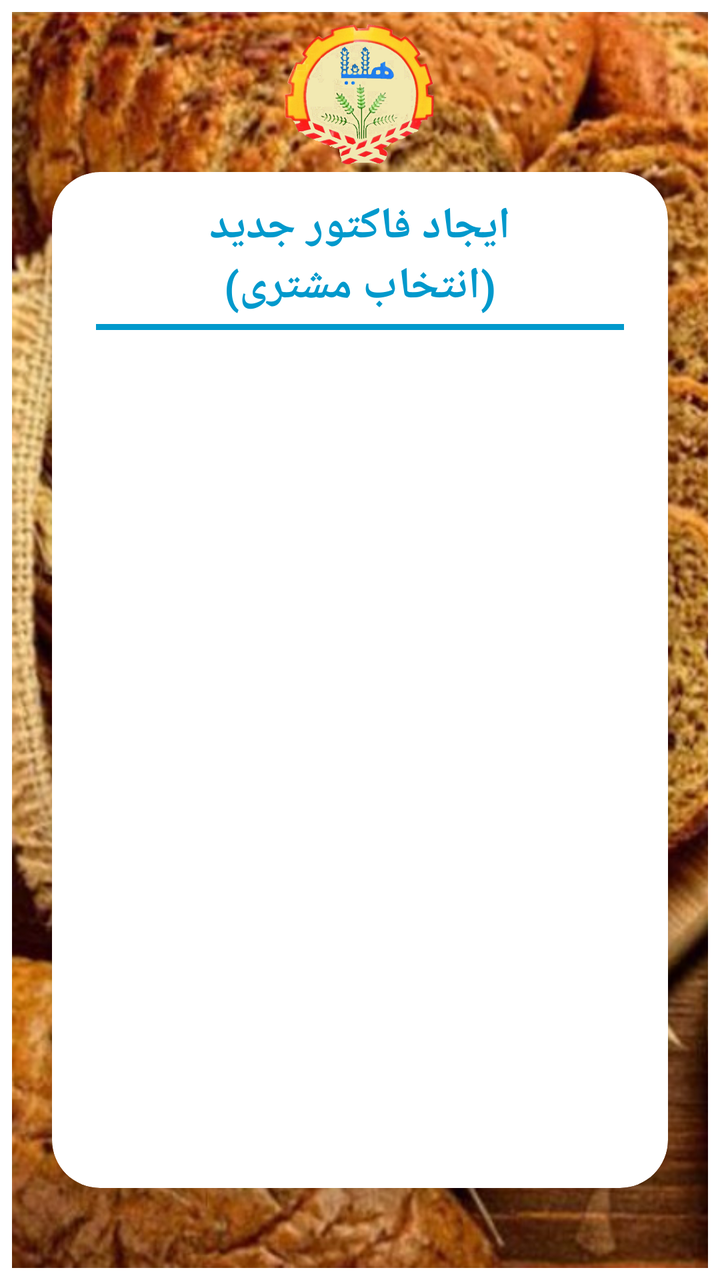
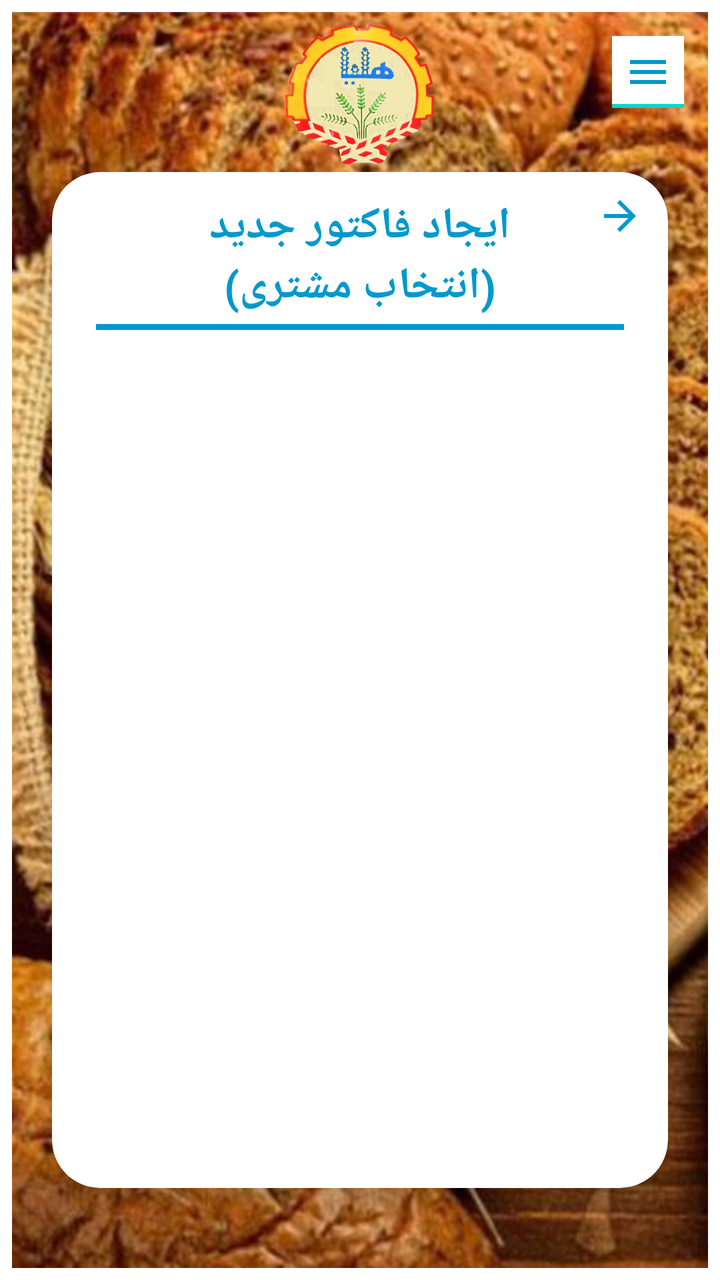

Before-and-after screenshots of an Android layout around one commit, followed by the original layout XML and the change that was made.
<!-- AndroidManifest.xml: application theme Theme.Helia -->
<!-- res/layout/activity_customer.xml -->
<?xml version="1.0" encoding="utf-8"?>
<ScrollView xmlns:android="http://schemas.android.com/apk/res/android"
    xmlns:app="http://schemas.android.com/apk/res-auto"
    xmlns:tools="http://schemas.android.com/tools"
    android:id="@+id/main"
    android:layout_width="match_parent"
    android:layout_height="match_parent"
    android:fillViewport="true">

    <androidx.constraintlayout.widget.ConstraintLayout
        android:layout_width="match_parent"
        android:layout_height="match_parent"
        android:padding="6dp">
        
        <ImageView
            android:id="@+id/ivBackground"
            android:layout_width="0dp"
            android:layout_height="0dp"
            android:scaleType="centerCrop"
            android:src="@drawable/h62"
            app:layout_constraintBottom_toBottomOf="parent"
            app:layout_constraintEnd_toEndOf="parent"
            app:layout_constraintStart_toStartOf="parent"
            app:layout_constraintTop_toTopOf="parent" />

        <ImageView
            android:id="@+id/ivLogo"
            android:layout_width="80dp"
            android:layout_height="80dp"
            android:layout_marginBottom="24dp"
            android:src="@drawable/helia2"
            app:layout_constraintTop_toTopOf="@id/ivBackground"
            app:layout_constraintEnd_toEndOf="parent"
            app:layout_constraintStart_toStartOf="parent"
            />

        
        <com.google.android.material.card.MaterialCardView
            android:id="@+id/cardContainer"
            android:layout_width="match_parent"
            android:layout_height="0dp"
            android:layout_marginLeft="20dp"
            android:layout_marginRight="20dp"
            android:layout_marginTop="80dp"
            android:layout_marginBottom="40dp"
            app:cardCornerRadius="24dp"
            app:cardElevation="8dp"
            app:layout_constraintStart_toStartOf="@+id/ivBackground"
            app:layout_constraintTop_toTopOf="@id/ivBackground"
            app:layout_constraintBottom_toBottomOf="@id/ivBackground"
            app:strokeWidth="0dp"
            >

            <LinearLayout
                android:layout_width="match_parent"
                android:layout_height="match_parent"
                android:orientation="vertical"
                android:padding="12dp">

                <TextView
                    android:layout_width="wrap_content"
                    android:layout_height="wrap_content"
                    android:layout_gravity="center"
                    android:text="ایجاد فاکتور جدید"
                    android:textColor="#0099CC"
                    android:textSize="22sp"
                    android:textStyle="bold" />

                <TextView
                    android:layout_width="wrap_content"
                    android:layout_height="wrap_content"
                    android:layout_gravity="center"
                    android:text="(انتخاب مشتری)"
                    android:textColor="#0099CC"
                    android:textSize="22sp"
                    android:textStyle="bold" />


                <View
                    android:layout_width="wrap_content"
                    android:layout_height="3dp"
                    android:layout_gravity="center"
                    android:layout_marginLeft="10dp"
                    android:layout_marginTop="4dp"
                    android:layout_marginRight="10dp"
                    android:layout_marginBottom="4dp"
                    android:background="#0099CC" />


                <androidx.recyclerview.widget.RecyclerView
                    android:id="@+id/rvCustomers"
                    android:layout_width="match_parent"
                    android:layout_height="match_parent" />

            </LinearLayout>

        </com.google.android.material.card.MaterialCardView>
    </androidx.constraintlayout.widget.ConstraintLayout>
</ScrollView>
<!-- resources referenced by this layout -->
<resources>
  <!-- drawable h62: jpg bitmap (drawable, 373856 bytes) -->
  <!-- drawable helia2: png bitmap (drawable, 226367 bytes) -->
  <style name="Theme.Helia" parent="Theme.MaterialComponents.DayNight.NoActionBar">
  
          <item name="android:statusBarColor">@android:color/white</item>
          <item name="android:navigationBarColor">@android:color/white</item>
  
          <item name="android:windowLightStatusBar">true</item>
          <item name="android:windowLightNavigationBar">true</item>
  
      </style>
</resources>

<!-- the commit's change to res/layout/activity_customer.xml (unified diff, before → after) -->
@@ -1,99 +1,298 @@
 <?xml version="1.0" encoding="utf-8"?>
-<ScrollView xmlns:android="http://schemas.android.com/apk/res/android"
+<androidx.drawerlayout.widget.DrawerLayout xmlns:android="http://schemas.android.com/apk/res/android"
     xmlns:app="http://schemas.android.com/apk/res-auto"
-    xmlns:tools="http://schemas.android.com/tools"
-    android:id="@+id/main"
+    android:id="@+id/drawerLayout"
     android:layout_width="match_parent"
     android:layout_height="match_parent"
-    android:fillViewport="true">
-
-    <androidx.constraintlayout.widget.ConstraintLayout
+    android:layoutDirection="rtl">
+
+    
+    
+    
+    <ScrollView
+        android:id="@+id/main"
         android:layout_width="match_parent"
         android:layout_height="match_parent"
-        android:padding="6dp">
+        android:fillViewport="true">
+
+        <androidx.constraintlayout.widget.ConstraintLayout
+            android:layout_width="match_parent"
+            android:layout_height="match_parent"
+            android:padding="6dp">
+
+            
+            <ImageView
+                android:id="@+id/ivBackground"
+                android:layout_width="0dp"
+                android:layout_height="0dp"
+                android:scaleType="centerCrop"
+                android:src="@drawable/h62"
+                app:layout_constraintBottom_toBottomOf="parent"
+                app:layout_constraintEnd_toEndOf="parent"
+                app:layout_constraintStart_toStartOf="parent"
+                app:layout_constraintTop_toTopOf="parent" />
+
+            
+            <ImageButton
+                android:id="@+id/btnMenu"
+                android:layout_width="36dp"
+                android:layout_height="36dp"
+                android:layout_margin="12dp"
+                android:background="?attr/actionModeBackground"
+                android:contentDescription="منو"
+                android:padding="12dp"
+                android:src="@drawable/ic_menu"
+                app:layout_constraintStart_toStartOf="parent"
+                app:layout_constraintTop_toTopOf="parent"
+                app:tint="#0099CC" />
+
+            
+            <ImageView
+                android:id="@+id/ivLogo"
+                android:layout_width="80dp"
+                android:layout_height="80dp"
+                android:layout_marginBottom="24dp"
+                android:src="@drawable/helia2"
+                app:layout_constraintEnd_toEndOf="parent"
+                app:layout_constraintStart_toStartOf="parent"
+                app:layout_constraintTop_toTopOf="@id/ivBackground" />
+
+            
+            <com.google.android.material.card.MaterialCardView
+                android:id="@+id/cardContainer"
+                android:layout_width="match_parent"
+                android:layout_height="0dp"
+                android:layout_marginLeft="20dp"
+                android:layout_marginTop="80dp"
+                android:layout_marginRight="20dp"
+                android:layout_marginBottom="40dp"
+                app:cardCornerRadius="24dp"
+                app:cardElevation="8dp"
+                app:layout_constraintBottom_toBottomOf="@id/ivBackground"
+                app:layout_constraintStart_toStartOf="@+id/ivBackground"
+                app:layout_constraintTop_toTopOf="@id/ivBackground"
+                app:strokeWidth="0dp">
+
+                <ImageButton
+                    android:id="@+id/btnBack"
+                    android:layout_width="32dp"
+                    android:layout_height="32dp"
+                    android:layout_marginTop="6dp"
+                    android:layout_marginRight="8dp"
+                    android:background="@android:color/transparent"
+                    android:contentDescription="بازگشت به صفحه ورود"
+                    android:src="?attr/homeAsUpIndicator"
+                    app:layout_constraintEnd_toEndOf="parent"
+                    app:layout_constraintTop_toTopOf="parent"
+                    app:tint="#0099CC" />
+
+                <LinearLayout
+                    android:layout_width="match_parent"
+                    android:layout_height="match_parent"
+                    android:orientation="vertical"
+                    android:padding="12dp">
+
+                    <TextView
+                        android:layout_width="match_parent"
+                        android:layout_height="wrap_content"
+                        android:gravity="center_horizontal"
+                        android:text="ایجاد فاکتور جدید"
+                        android:textColor="#0099CC"
+                        android:textSize="22sp"
+                        android:textStyle="bold" />
+
+                    <TextView
+                        android:layout_width="wrap_content"
+                        android:layout_height="wrap_content"
+                        android:layout_gravity="center"
+                        android:text="(انتخاب مشتری)"
+                        android:textColor="#0099CC"
+                        android:textSize="22sp"
+                        android:textStyle="bold" />
+
+                    <View
+                        android:layout_width="wrap_content"
+                        android:layout_height="3dp"
+                        android:layout_gravity="center"
+                        android:layout_marginLeft="10dp"
+                        android:layout_marginTop="4dp"
+                        android:layout_marginRight="10dp"
+                        android:layout_marginBottom="4dp"
+                        android:background="#0099CC" />
+
+                    <androidx.recyclerview.widget.RecyclerView
+                        android:id="@+id/rvCustomers"
+                        android:layout_width="match_parent"
+                        android:layout_height="match_parent" />
+
+                </LinearLayout>
+
+            </com.google.android.material.card.MaterialCardView>
+
+        </androidx.constraintlayout.widget.ConstraintLayout>
+
+    </ScrollView>
+
+    
+    
+    
+    <include
+        android:id="@+id/drawerMenu"
+        layout="@layout/drawer_menu"
+        android:layout_width="250dp"
+        android:layout_height="match_parent"
+        android:layout_gravity="start" />
+
+</androidx.drawerlayout.widget.DrawerLayout>
+<!-- res/layout/drawer_menu.xml (included above) -->
+<?xml version="1.0" encoding="utf-8"?>
+<LinearLayout xmlns:android="http://schemas.android.com/apk/res/android"
+    xmlns:app="http://schemas.android.com/apk/res-auto"
+    android:layout_width="300dp"
+    android:layout_height="match_parent"
+    android:background="?attr/colorSurface"
+    android:elevation="12dp"
+    android:layoutDirection="rtl"
+    android:orientation="vertical">
+
+    
+    <LinearLayout
+        android:layout_width="match_parent"
+        android:layout_height="190dp"
+        android:background="#0099CC"
+        android:orientation="vertical">
+
         
-        <ImageView
-            android:id="@+id/ivBackground"
-            android:layout_width="0dp"
-            android:layout_height="0dp"
-            android:scaleType="centerCrop"
-            android:src="@drawable/h62"
-            app:layout_constraintBottom_toBottomOf="parent"
-            app:layout_constraintEnd_toEndOf="parent"
-            app:layout_constraintStart_toStartOf="parent"
-            app:layout_constraintTop_toTopOf="parent" />
-
-        <ImageView
-            android:id="@+id/ivLogo"
-            android:layout_width="80dp"
-            android:layout_height="80dp"
-            android:layout_marginBottom="24dp"
-            android:src="@drawable/helia2"
-            app:layout_constraintTop_toTopOf="@id/ivBackground"
-            app:layout_constraintEnd_toEndOf="parent"
-            app:layout_constraintStart_toStartOf="parent"
-            />
+        <LinearLayout
+            android:layout_width="match_parent"
+            android:layout_height="wrap_content"
+            android:gravity="center_vertical|end"
+            android:paddingTop="4dp"
+            android:paddingEnd="4dp">
+
+            <ImageButton
+                android:id="@+id/btnCloseDrawer"
+                android:layout_width="30dp"
+                android:layout_height="30dp"
+                android:background="@android:color/transparent"
+                android:contentDescription="بستن منو"
+                android:src="@drawable/ic_close"
+                app:tint="#FFFFFF" />
+
+        </LinearLayout>
 
         
-        <com.google.android.material.card.MaterialCardView
-            android:id="@+id/cardContainer"
+        <LinearLayout
             android:layout_width="match_parent"
-            android:layout_height="0dp"
-            android:layout_marginLeft="20dp"
-            android:layout_marginRight="20dp"
-            android:layout_marginTop="80dp"
-            android:layout_marginBottom="40dp"
-            app:cardCornerRadius="24dp"
-            app:cardElevation="8dp"
-            app:layout_constraintStart_toStartOf="@+id/ivBackground"
-            app:layout_constraintTop_toTopOf="@id/ivBackground"
-            app:layout_constraintBottom_toBottomOf="@id/ivBackground"
-            app:strokeWidth="0dp"
-            >
-
-            <LinearLayout
-                android:layout_width="match_parent"
-                android:layout_height="match_parent"
-                android:orientation="vertical"
-                android:padding="12dp">
-
-                <TextView
-                    android:layout_width="wrap_content"
-                    android:layout_height="wrap_content"
-                    android:layout_gravity="center"
-                    android:text="ایجاد فاکتور جدید"
-                    android:textColor="#0099CC"
-                    android:textSize="22sp"
-                    android:textStyle="bold" />
-
-                <TextView
-                    android:layout_width="wrap_content"
-                    android:layout_height="wrap_content"
-                    android:layout_gravity="center"
-                    android:text="(انتخاب مشتری)"
-                    android:textColor="#0099CC"
-                    android:textSize="22sp"
-                    android:textStyle="bold" />
-
-
-                <View
-                    android:layout_width="wrap_content"
-                    android:layout_height="3dp"
-                    android:layout_gravity="center"
-                    android:layout_marginLeft="10dp"
-                    android:layout_marginTop="4dp"
-                    android:layout_marginRight="10dp"
-                    android:layout_marginBottom="4dp"
-                    android:background="#0099CC" />
-
-
-                <androidx.recyclerview.widget.RecyclerView
-                    android:id="@+id/rvCustomers"
-                    android:layout_width="match_parent"
-                    android:layout_height="match_parent" />
-
-            </LinearLayout>
-
-        </com.google.android.material.card.MaterialCardView>
-    </androidx.constraintlayout.widget.ConstraintLayout>
-</ScrollView>
+            android:layout_height="wrap_content"
+            android:gravity="center"
+            android:orientation="vertical"
+            android:padding="8dp">
+
+            <ImageView
+                android:id="@+id/imgDrawerLogo"
+                android:layout_width="65dp"
+                android:layout_height="65dp"
+                android:contentDescription="لوگوی هلیا"
+                android:src="@drawable/helia2" />
+
+            <TextView
+                android:layout_width="wrap_content"
+                android:layout_height="wrap_content"
+                android:layout_marginTop="5dp"
+                android:text="هلیا"
+                android:textColor="#FFFFFF"
+                android:textSize="24sp"
+                android:textStyle="bold" />
+
+            <TextView
+                android:layout_width="wrap_content"
+                android:layout_height="wrap_content"
+                android:layout_marginTop="1dp"
+                android:text="سامانه نان فانتزی هلیا"
+                android:textColor="#FFFFFF"
+                android:textSize="14sp" />
+
+        </LinearLayout>
+
+    </LinearLayout>
+
+    
+    <View
+        android:layout_width="match_parent"
+        android:layout_height="1dp"
+        android:background="#DDDDDD" />
+
+    
+    <TextView
+        android:id="@+id/menuNewInvoice"
+        android:layout_width="match_parent"
+        android:layout_height="55dp"
+        android:gravity="center_vertical"
+        android:paddingStart="20dp"
+        android:paddingEnd="20dp"
+        android:text="🧾   فاکتور جدید"
+        android:textColor="?attr/colorOnSurface"
+        android:textSize="17sp" />
+
+    
+
+
+    
+    <TextView
+        android:id="@+id/menuInvoiceHistory"
+        android:layout_width="match_parent"
+        android:layout_height="55dp"
+        android:gravity="center_vertical"
+        android:paddingStart="20dp"
+        android:paddingEnd="20dp"
+        android:text="📋   سوابق/تصویر فاکتورها"
+        android:textColor="?attr/colorOnSurface"
+        android:textSize="17sp" />
+
+    
+
+
+    
+
+
+
+
+    
+    <TextView
+        android:id="@+id/menuSettings"
+        android:layout_width="match_parent"
+        android:layout_height="55dp"
+        android:gravity="center_vertical"
+        android:paddingStart="20dp"
+        android:paddingEnd="20dp"
+        android:text="⚙   تنظیمات"
+        android:textColor="?attr/colorOnSurface"
+        android:textSize="17sp" />
+
+    
+    <TextView
+        android:id="@+id/menuAbout"
+        android:layout_width="match_parent"
+        android:layout_height="55dp"
+        android:gravity="center_vertical"
+        android:paddingStart="20dp"
+        android:paddingEnd="20dp"
+        android:text="\u200Fℹ️   درباره برنامه"
+        android:textColor="?attr/colorOnSurface"
+        android:textSize="17sp" />
+
+
+    
+    <TextView
+        android:id="@+id/menuLogout"
+        android:layout_width="match_parent"
+        android:layout_height="55dp"
+        android:gravity="center_vertical"
+        android:paddingStart="20dp"
+        android:paddingEnd="20dp"
+        android:text="🚪   خروج"
+        android:textColor="?attr/colorOnSurface"
+        android:textSize="17sp" />
+
+</LinearLayout>
<!-- resource entries referenced after the edit -->
@@ -2,6 +2,30 @@
 <resources>
   <!-- drawable h62: jpg bitmap (drawable, 373856 bytes) -->
   <!-- drawable helia2: png bitmap (drawable, 226367 bytes) -->
+  <!-- drawable ic_close (drawable) -->
+  <vector xmlns:android="http://schemas.android.com/apk/res/android"
+      android:width="24dp"
+      android:height="24dp"
+      android:viewportWidth="24"
+      android:viewportHeight="24">
+  
+      <path
+          android:fillColor="#FFFFFF"
+          android:pathData="M18.3,5.71L16.89,4.29 12,9.17 7.11,4.29 5.7,5.71 10.59,10.59 5.7,15.48 7.11,16.89 12,12 16.89,16.89 18.3,15.48 13.41,10.59z" />
+  
+  </vector>
+  <!-- drawable ic_menu (drawable) -->
+  <?xml version="1.0" encoding="utf-8"?>
+  <vector xmlns:android="http://schemas.android.com/apk/res/android"
+      android:width="24dp"
+      android:height="24dp"
+      android:viewportWidth="24"
+      android:viewportHeight="24">
+  
+      <path
+          android:fillColor="#FF000000"
+          android:pathData="M3,6h18v2H3zM3,11h18v2H3zM3,16h18v2H3z" />
+  </vector>
   <style name="Theme.Helia" parent="Theme.MaterialComponents.DayNight.NoActionBar">
   
           <item name="android:statusBarColor">@android:color/white</item>
